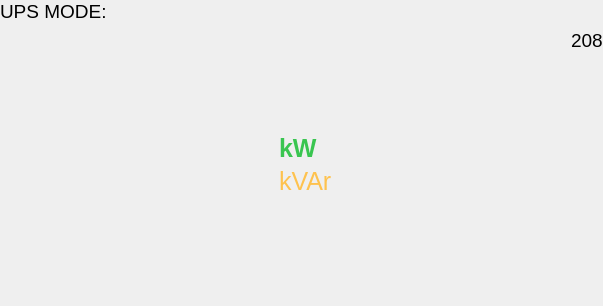
The window that test2.ui (epcpower/st) describes before a commit, drawn with Qt 5.
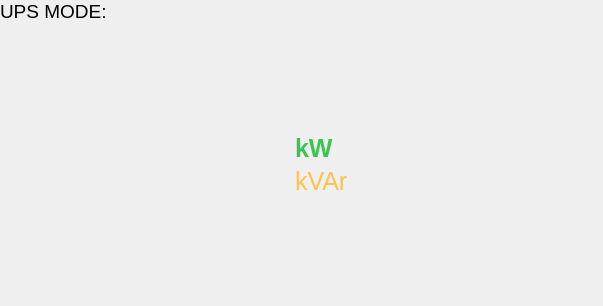
The same window after the commit. Custom widgets are drawn as their Qt base class.

Commit message:
Use actual signal for voltage line bar label
This does not make the actual ring bar track the command.

Ref T374

Patch:
```diff
--- a/test2.ui
+++ b/test2.ui
@@ -461,13 +461,6 @@
          </property>
         </widget>
        </item>
-       <item row="1" column="2">
-        <widget class="QLabel" name="label_2">
-         <property name="text">
-          <string>208</string>
-         </property>
-        </widget>
-       </item>
        <item row="2" column="1">
         <spacer name="verticalSpacer_2">
          <property name="orientation">
```
Left out of the diff: 28 changed lines with no effect on the pictures.
